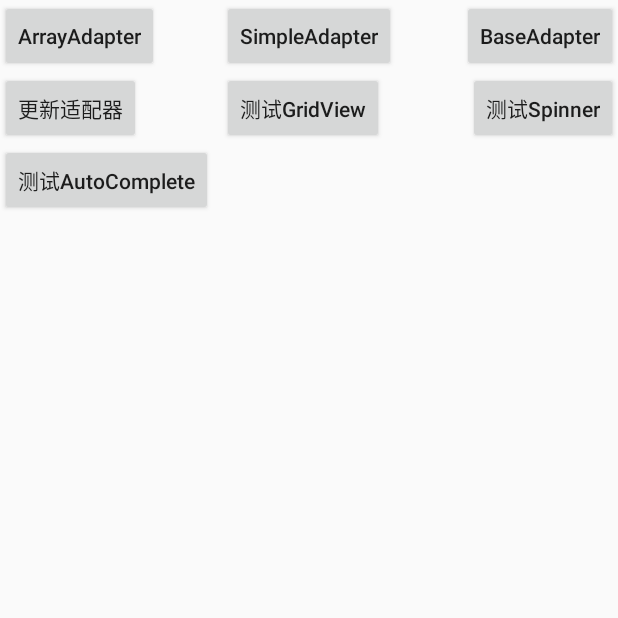
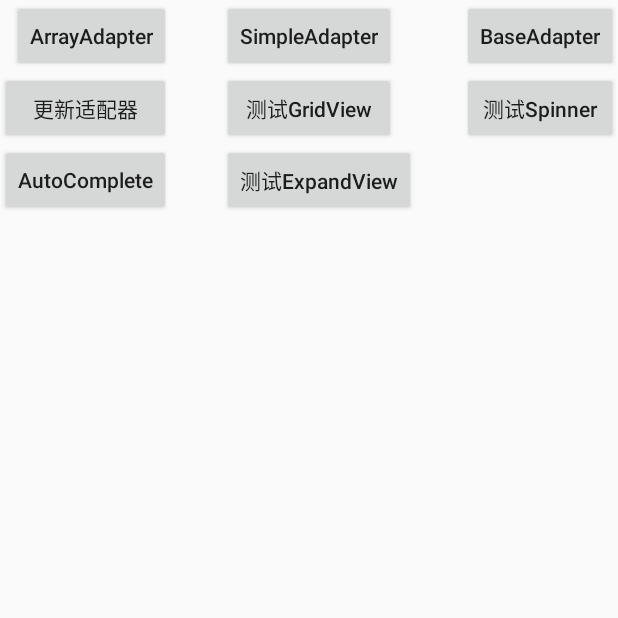
Before and after one commit to mingzi12/UITest, an Android app: the screen it shows after launch (MainActivity), on a phone screen of 412 x 824 dp, the top half of it. Run offline under Robolectric (Android 15) with nearby library versions, the phone set to English and light mode, and no system bars.

Commit message:
Test how to use ExpandableTextView

```diff
--- a/app/src/main/AndroidManifest.xml
+++ b/app/src/main/AndroidManifest.xml
@@ -45,6 +45,10 @@
         <activity
             android:name=".autocompletetext.AutoCompleteTextActivity"
             android:label="@string/title_activity_auto_complete_text"
+            android:theme="@style/AppTheme.NoActionBar" />
+        <activity
+            android:name=".expandablelistview.ExpandableListViewActivity"
+            android:label="@string/title_activity_expandable_list_view"
             android:theme="@style/AppTheme.NoActionBar"></activity>
     </application>
 
--- a/app/src/main/java/com/mingzi/uitest/MainActivity.java
+++ b/app/src/main/java/com/mingzi/uitest/MainActivity.java
@@ -7,6 +7,7 @@ import android.view.View;
 import android.widget.Button;
 
 import com.mingzi.uitest.autocompletetext.AutoCompleteTextActivity;
+import com.mingzi.uitest.expandablelistview.ExpandableListViewActivity;
 import com.mingzi.uitest.gridview.GridViewActivity;
 import com.mingzi.uitest.spinner.SpinnerActivity;
 
@@ -26,6 +27,7 @@ public class MainActivity extends AppCompatActivity {
         initGridViewBtn();
         initSpinnerBtn();
         initAutoCompleteText();
+        initExpandableViewBtn();
     }
     public void initNextBtn(){
         mButton= (Button) findViewById(R.id.arrayadapter);
@@ -98,4 +100,14 @@ public class MainActivity extends AppCompatActivity {
             }
         });
     }
+    public void initExpandableViewBtn(){
+        Button mExpandViewBtn = (Button) findViewById(R.id.mExpandViewBtn);
+        mExpandViewBtn.setOnClickListener(new View.OnClickListener() {
+            @Override
+            public void onClick(View v) {
+                Intent mExpIntent = new Intent(MainActivity.this, ExpandableListViewActivity.class);
+                startActivity(mExpIntent);
+            }
+        });
+    }
 }
--- a/app/src/main/java/com/mingzi/uitest/spinner/SpinnerActivity.java
+++ b/app/src/main/java/com/mingzi/uitest/spinner/SpinnerActivity.java
@@ -47,7 +47,7 @@ public class SpinnerActivity extends AppCompatActivity implements AdapterView.On
         mData.add(new Hero(R.mipmap.ic_kobe2,"德邦总管：赵信（XinZhao）"));
         mData.add(new Hero(R.mipmap.ic_anthony,"狂战士：奥拉夫（Olaf）"));
 
-        myAdadpter = new MyAdapter<Hero>(mData,R.layout.item_spin_hero) {
+        myAdadpter = new MyAdapter<Hero>(mData,R.layout.item_spin_player) {
             @Override
             public void bindView(ViewHolder holder, Hero obj) {
                 holder.setImageResource(R.id.img_player_icon,obj.gethIcon());
--- a/app/src/main/res/layout/activity_main.xml
+++ b/app/src/main/res/layout/activity_main.xml
@@ -9,7 +9,10 @@
         android:layout_width="wrap_content"
         android:layout_height="wrap_content"
         android:textAllCaps="false"
-        android:text="ArrayAdapter"/>
+        android:text="ArrayAdapter"
+        android:layout_alignParentTop="true"
+        android:layout_alignRight="@+id/mAutoCompleteBtn"
+        android:layout_alignEnd="@+id/mAutoCompleteBtn" />
     <Button
         android:id="@+id/simpleadapter"
         android:layout_width="wrap_content"
@@ -35,7 +38,10 @@
         android:text="更新适配器"
         android:layout_below="@+id/arrayadapter"
         android:layout_alignParentLeft="true"
-        android:layout_alignParentStart="true" />
+        android:layout_alignParentStart="true"
+        android:layout_toStartOf="@+id/mExpandViewBtn"
+        android:layout_alignRight="@+id/arrayadapter"
+        android:layout_alignEnd="@+id/arrayadapter" />
     <Button
         android:id="@+id/mGridViewBtn"
         android:layout_width="wrap_content"
@@ -44,7 +50,9 @@
         android:text="测试GridView"
         android:layout_alignTop="@+id/mUpdateAdapter"
         android:layout_alignLeft="@+id/simpleadapter"
-        android:layout_alignStart="@+id/simpleadapter" />
+        android:layout_alignStart="@+id/simpleadapter"
+        android:layout_alignRight="@+id/simpleadapter"
+        android:layout_alignEnd="@+id/simpleadapter" />
 
     <Button
         android:layout_width="wrap_content"
@@ -54,13 +62,24 @@
         android:id="@+id/mSpinnerBtn"
         android:layout_alignBottom="@+id/mGridViewBtn"
         android:layout_alignRight="@+id/mBaseAdapter"
-        android:layout_alignEnd="@+id/mBaseAdapter" />
+        android:layout_alignEnd="@+id/mBaseAdapter"
+        android:layout_alignLeft="@+id/mBaseAdapter"
+        android:layout_alignStart="@+id/mBaseAdapter" />
 
     <Button
         android:layout_width="wrap_content"
         android:layout_height="wrap_content"
-        android:text="测试AutoComplete"
+        android:text="AutoComplete"
         android:textAllCaps="false"
         android:id="@+id/mAutoCompleteBtn"
         android:layout_below="@+id/mUpdateAdapter" />
+    <Button
+        android:layout_width="wrap_content"
+        android:layout_height="wrap_content"
+        android:text="测试ExpandView"
+        android:textAllCaps="false"
+        android:id="@+id/mExpandViewBtn"
+        android:layout_below="@+id/mGridViewBtn"
+        android:layout_alignLeft="@+id/mGridViewBtn"
+        android:layout_alignStart="@+id/mGridViewBtn" />
 </RelativeLayout>
--- a/app/src/main/res/values/strings.xml
+++ b/app/src/main/res/values/strings.xml
@@ -9,4 +9,5 @@
     <string name="title_activity_spinner">SpinnerActivity</string>
     <string name="spin_title">璀璨钻石</string>
     <string name="title_activity_auto_complete_text">AutoCompleteTextActivity</string>
+    <string name="title_activity_expandable_list_view">ExpandableListViewActivity</string>
 </resources>
```
Also changed, not shown: app/src/main/java/com/mingzi/uitest/expandablelistview/ExpandableListViewActivity.java (added, +80 -0 lines), app/src/main/java/com/mingzi/uitest/expandablelistview/Group.java (added, +15 -0 lines), app/src/main/java/com/mingzi/uitest/expandablelistview/Item.java (added, +21 -0 lines), app/src/main/java/com/mingzi/uitest/expandablelistview/MyBaseExpandableListAdapter.java (added, +118 -0 lines), app/src/main/res/layout/activity_expandable_list_view.xml (added, +14 -0 lines), app/src/main/res/layout/content_expandable_list_view.xml (added, +15 -0 lines), app/src/main/res/layout/item_exlist_group.xml (added, +18 -0 lines), app/src/main/res/layout/item_exlist_item.xml (added, +26 -0 lines), app/src/main/res/layout/item_spin_hero.xml (deleted, +0 -22 lines), app/src/main/res/layout/item_spin_player.xml (added, +22 -0 lines).
